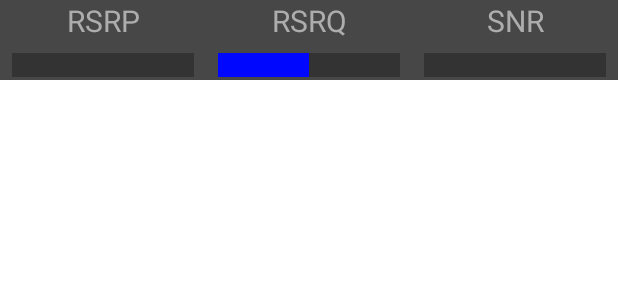
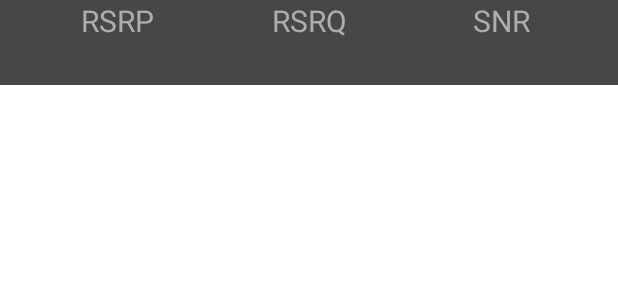
Before and after one commit to youssef7agar/MockTestApp, an Android app: the layout table_view.xml on its own in the app's theme, with its tools: preview values and no code run, on a phone screen of 412 x 824 dp. Shown: the top 300 px of the screen. Run offline under Robolectric (Android 15) with nearby library versions, the phone set to English and light mode, and no system bars.

Commit message:
table customView is working properly

```diff
--- a/app/src/main/res/layout/activity_home.xml
+++ b/app/src/main/res/layout/activity_home.xml
@@ -18,4 +18,10 @@
         app:layout_constraintStart_toStartOf="parent"
         app:layout_constraintEnd_toEndOf="parent"/>
 
+    <com.example.mocktestapp.common.custom.nProgressBar
+        android:id="@+id/mainpb"
+        android:layout_width="match_parent"
+        android:layout_height="100dp"
+        app:layout_constraintTop_toTopOf="parent"
+        app:layout_constraintBottom_toBottomOf="parent"/>
 </androidx.constraintlayout.widget.ConstraintLayout>
--- a/app/src/main/res/layout/table_view.xml
+++ b/app/src/main/res/layout/table_view.xml
@@ -1,6 +1,5 @@
 <?xml version="1.0" encoding="utf-8"?>
-<androidx.constraintlayout.widget.ConstraintLayout
-    xmlns:android="http://schemas.android.com/apk/res/android"
+<androidx.constraintlayout.widget.ConstraintLayout xmlns:android="http://schemas.android.com/apk/res/android"
     xmlns:app="http://schemas.android.com/apk/res-auto"
     android:layout_width="match_parent"
     android:layout_height="wrap_content"
@@ -13,19 +12,16 @@
         android:text="@string/rsrp"
         android:textColor="#adadad"
         android:textSize="20sp"
-        app:layout_constraintEnd_toEndOf="@id/rsrp_pb"
-        app:layout_constraintStart_toStartOf="@id/rsrp_pb"
+        app:layout_constraintEnd_toEndOf="@id/limit1"
+        app:layout_constraintStart_toStartOf="@id/limit1"
         app:layout_constraintTop_toTopOf="parent" />
 
-    <ProgressBar
+    <View
         android:id="@+id/rsrp_pb"
-        style="@style/Widget.AppCompat.ProgressBar.Horizontal"
-        android:layout_width="0dp"
-        android:layout_height="wrap_content"
-        android:layout_margin="8dp"
-        android:progressDrawable="@drawable/custom_progress"
-        app:layout_constraintEnd_toStartOf="@id/rsrq_pb"
-        app:layout_constraintStart_toStartOf="parent"
+        android:layout_width="1dp"
+        android:layout_height="25dp"
+        android:layout_margin="4dp"
+        app:layout_constraintStart_toStartOf="@id/limit1"
         app:layout_constraintTop_toBottomOf="@id/tv_rsrp_headline" />
 
     <TextView
@@ -33,10 +29,10 @@
         android:layout_width="wrap_content"
         android:layout_height="wrap_content"
         android:textColor="@color/white"
-        app:layout_constraintTop_toTopOf="@id/rsrp_pb"
         app:layout_constraintBottom_toBottomOf="@id/rsrp_pb"
-        app:layout_constraintStart_toStartOf="@id/rsrp_pb"
-        app:layout_constraintEnd_toEndOf="@id/rsrp_pb"/>
+        app:layout_constraintEnd_toEndOf="@id/limit1"
+        app:layout_constraintStart_toStartOf="@id/limit1"
+        app:layout_constraintTop_toTopOf="@id/rsrp_pb" />
 
     <TextView
         android:id="@+id/tv_rsrq_headline"
@@ -45,31 +41,27 @@
         android:text="@string/rsrq"
         android:textColor="#adadad"
         android:textSize="20sp"
-        app:layout_constraintEnd_toEndOf="@id/rsrq_pb"
-        app:layout_constraintStart_toStartOf="@id/rsrq_pb"
+        app:layout_constraintEnd_toEndOf="@id/limit2"
+        app:layout_constraintStart_toStartOf="@id/limit2"
         app:layout_constraintTop_toTopOf="parent" />
 
-    <ProgressBar
+    <View
         android:id="@+id/rsrq_pb"
-        style="@style/Widget.AppCompat.ProgressBar.Horizontal"
-        android:layout_width="0dp"
-        android:layout_height="wrap_content"
-        android:layout_margin="8dp"
-        android:progress="50"
-        android:progressDrawable="@drawable/custom_progress"
-        app:layout_constraintEnd_toStartOf="@id/snr_pb"
-        app:layout_constraintStart_toEndOf="@id/rsrp_pb"
-        app:layout_constraintTop_toBottomOf="@id/tv_rsrp_headline" />
+        android:layout_width="1dp"
+        android:layout_height="25dp"
+        android:layout_margin="4dp"
+        app:layout_constraintStart_toStartOf="@id/limit2"
+        app:layout_constraintTop_toBottomOf="@id/tv_rsrq_headline" />
 
     <TextView
         android:id="@+id/tv_rsrq_value"
         android:layout_width="wrap_content"
         android:layout_height="wrap_content"
         android:textColor="@color/white"
-        app:layout_constraintTop_toTopOf="@id/rsrq_pb"
         app:layout_constraintBottom_toBottomOf="@id/rsrq_pb"
-        app:layout_constraintStart_toStartOf="@id/rsrq_pb"
-        app:layout_constraintEnd_toEndOf="@id/rsrq_pb"/>
+        app:layout_constraintEnd_toEndOf="@id/limit2"
+        app:layout_constraintStart_toStartOf="@id/limit2"
+        app:layout_constraintTop_toTopOf="@id/rsrq_pb" />
 
     <TextView
         android:id="@+id/tv_snr_headline"
@@ -78,19 +70,16 @@
         android:text="@string/snr"
         android:textColor="#adadad"
         android:textSize="20sp"
-        app:layout_constraintEnd_toEndOf="@id/snr_pb"
-        app:layout_constraintStart_toStartOf="@id/snr_pb"
+        app:layout_constraintEnd_toEndOf="@id/limit3"
+        app:layout_constraintStart_toStartOf="@id/limit3"
         app:layout_constraintTop_toTopOf="parent" />
 
-    <ProgressBar
+    <View
         android:id="@+id/snr_pb"
-        style="@style/Widget.AppCompat.ProgressBar.Horizontal"
-        android:layout_width="0dp"
-        android:layout_height="wrap_content"
-        android:layout_margin="8dp"
-        android:progressDrawable="@drawable/custom_progress"
-        app:layout_constraintEnd_toEndOf="parent"
-        app:layout_constraintStart_toEndOf="@id/rsrq_pb"
+        android:layout_width="1dp"
+        android:layout_height="25dp"
+        android:layout_margin="4dp"
+        app:layout_constraintStart_toStartOf="@id/limit3"
         app:layout_constraintTop_toBottomOf="@id/tv_rsrp_headline" />
 
     <TextView
@@ -98,9 +87,34 @@
         android:layout_width="wrap_content"
         android:layout_height="wrap_content"
         android:textColor="@color/white"
-        app:layout_constraintTop_toTopOf="@id/snr_pb"
         app:layout_constraintBottom_toBottomOf="@id/snr_pb"
-        app:layout_constraintStart_toStartOf="@id/snr_pb"
-        app:layout_constraintEnd_toEndOf="@id/snr_pb"/>
+        app:layout_constraintEnd_toEndOf="@id/limit3"
+        app:layout_constraintStart_toStartOf="@id/limit3"
+        app:layout_constraintTop_toTopOf="@id/snr_pb" />
+
+
+    <View
+        android:id="@+id/limit1"
+        android:layout_width="100dp"
+        android:layout_height="20dp"
+        app:layout_constraintEnd_toStartOf="@+id/limit2"
+        app:layout_constraintStart_toStartOf="parent"
+        app:layout_constraintTop_toTopOf="parent" />
+
+    <View
+        android:id="@+id/limit2"
+        android:layout_width="100dp"
+        android:layout_height="20dp"
+        app:layout_constraintEnd_toStartOf="@+id/limit3"
+        app:layout_constraintStart_toEndOf="@id/limit1"
+        app:layout_constraintTop_toTopOf="parent" />
+
+    <View
+        android:id="@+id/limit3"
+        android:layout_width="100dp"
+        android:layout_height="20dp"
+        app:layout_constraintEnd_toEndOf="parent"
+        app:layout_constraintStart_toEndOf="@id/limit2"
+        app:layout_constraintTop_toTopOf="parent" />
 
 </androidx.constraintlayout.widget.ConstraintLayout>
```
Also changed, not shown: app/src/main/java/com/example/mocktestapp/common/custom/Table.kt (+98 -33 lines), app/src/main/java/com/example/mocktestapp/common/custom/nProgressBar.kt (added, +33 -0 lines), app/src/main/res/values/colors.xml (+23 -0 lines).
